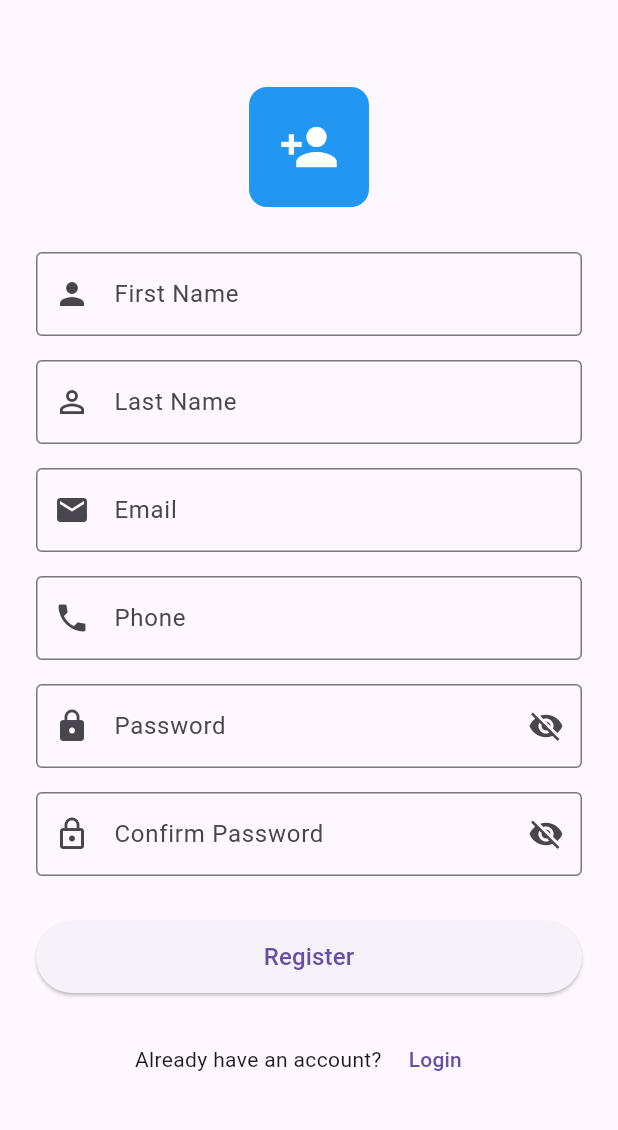
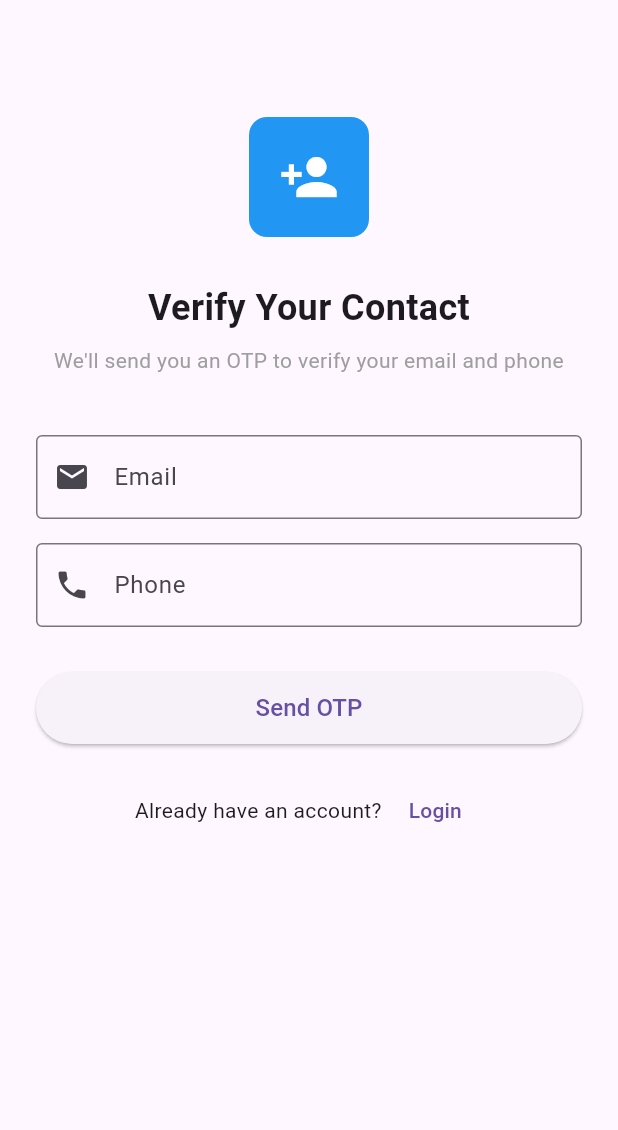
Before and after one commit to Tshewang2022/voice, a Flutter app: the screen it shows after launch, after a tap on "Register", on a phone screen of 412 x 824 dp, the part 63-1193 px from its top. Run offline on Flutter 3.47's test engine with Material 3 defaults, Android fonts, the phone set to English and light mode, and no system bars.

Commit message:
updated the code

```diff
--- a/frontend/lib/main.dart
+++ b/frontend/lib/main.dart
@@ -1,4 +1,5 @@
 import 'package:flutter/material.dart';
+import 'package:frontend/screens/auth/optRequest.dart';
 import 'package:frontend/screens/auth/register.dart';
 import 'package:frontend/screens/onboarding.dart';
 import 'package:frontend/screens/chats/chat.dart';
@@ -26,6 +27,7 @@ class VoiceApp extends StatelessWidget{
         '/home':(context)=> HomeScreen(),
         '/login': (context) => Login(),
         '/register':(context)=>Register(),
+        '/otp-request':(context)=>OtpRequest(),
         '/chats':(context)=> Chats(),
         '/groupchat':(context)=>GroupchatScreen(),
         '/addperson':(context)=>Addperson(),
--- a/frontend/lib/screens/auth/login.dart
+++ b/frontend/lib/screens/auth/login.dart
@@ -1,5 +1,9 @@
 import 'package:flutter/material.dart';
+import 'package:http/http.dart' as http;
+import 'dart:convert';
 
+// localhost://3000/api/v1/login
+// it has the username(phone) and password
 class Login extends StatefulWidget {
   const Login({super.key});
 
@@ -15,12 +19,79 @@ class _LoginState extends State<Login> {
   // To toggle password visibility
   bool _obscurePassword = true;
 
+  // Loading state
+  bool _isLoading = false;
+
   @override
   void dispose() {
     // Clean up controllers when widget is disposed
     _usernameController.dispose();
     _passwordController.dispose();
     super.dispose();
+  }
+
+  // Login API call
+  Future<void> _handleLogin() async {
+    // Validate inputs
+    if (_usernameController.text.isEmpty || _passwordController.text.isEmpty) {
+      _showMessage('Please enter both username and password', isError: true);
+      return;
+    }
+
+    setState(() {
+      _isLoading = true;
+    });
+
+    try {
+      final response = await http.post(
+        Uri.parse('http://localhost:3000/api/v1/login'),
+        headers: {
+          'Content-Type': 'application/json',
+        },
+        body: jsonEncode({
+          'username': _usernameController.text,
+          'password': _passwordController.text,
+        }),
+      );
+
+      setState(() {
+        _isLoading = false;
+      });
+
+      if (response.statusCode == 200) {
+        // Login successful
+        final data = jsonDecode(response.body);
+        _showMessage('Login successful!');
+
+        // Handle successful login (e.g., save token, navigate to home)
+        print('Login successful: $data');
+
+        // Example: Navigate to home screen
+        Navigator.pushReplacementNamed(context, '/home');
+
+      } else {
+        // Login failed
+        final error = jsonDecode(response.body);
+        _showMessage(error['message'] ?? 'Login failed', isError: true);
+      }
+    } catch (e) {
+      setState(() {
+        _isLoading = false;
+      });
+      _showMessage('Error: ${e.toString()}', isError: true);
+      print('Login error: $e');
+    }
+  }
+
+  // Show snackbar message
+  void _showMessage(String message, {bool isError = false}) {
+    ScaffoldMessenger.of(context).showSnackBar(
+      SnackBar(
+        content: Text(message),
+        backgroundColor: isError ? Colors.red : Colors.green,
+        duration: const Duration(seconds: 3),
+      ),
+    );
   }
 
   @override
@@ -51,6 +122,7 @@ class _LoginState extends State<Login> {
               // Username TextField
               TextField(
                 controller: _usernameController,
+                enabled: !_isLoading,
                 decoration: const InputDecoration(
                   labelText: 'Username',
                   hintText: 'Enter your username',
@@ -64,6 +136,7 @@ class _LoginState extends State<Login> {
               TextField(
                 controller: _passwordController,
                 obscureText: _obscurePassword,
+                enabled: !_isLoading,
                 decoration: InputDecoration(
                   labelText: 'Password',
                   hintText: 'Enter your password',
@@ -80,6 +153,7 @@ class _LoginState extends State<Login> {
                     },
                   ),
                 ),
+                onSubmitted: (_) => _handleLogin(),
               ),
               const SizedBox(height: 24),
 
@@ -88,18 +162,17 @@ class _LoginState extends State<Login> {
                 width: double.infinity,
                 height: 48,
                 child: ElevatedButton(
-                  onPressed: () {
-                    // Handle login logic here
-                    String username = _usernameController.text;
-                    String password = _passwordController.text;
-
-                    // For now, just print the values
-                    print('Username: $username');
-                    print('Password: $password');
-
-                    // You can add your login logic here
-                  },
-                  child: const Text(
+                  onPressed: _isLoading ? null : _handleLogin,
+                  child: _isLoading
+                      ? const SizedBox(
+                    height: 20,
+                    width: 20,
+                    child: CircularProgressIndicator(
+                      strokeWidth: 2,
+                      valueColor: AlwaysStoppedAnimation<Color>(Colors.white),
+                    ),
+                  )
+                      : const Text(
                     'Login',
                     style: TextStyle(fontSize: 16),
                   ),
@@ -112,11 +185,10 @@ class _LoginState extends State<Login> {
                 width: double.infinity,
                 height: 48,
                 child: OutlinedButton(
-                  onPressed: () {
-                    // Navigate to register screen
-                    // You can add navigation logic here
-                    // For example: Navigator.push(context, MaterialPageRoute(builder: (context) => Register()));
-                    Navigator.pushNamed(context, '/register');
+                  onPressed: _isLoading
+                      ? null
+                      : () {
+                    Navigator.pushNamed(context, '/otp-request');
                   },
                   child: const Text(
                     'Register',
--- /dev/null
+++ b/frontend/lib/screens/auth/optRequest.dart
@@ -0,0 +1,254 @@
+import 'package:flutter/material.dart';
+import 'package:http/http.dart' as http;
+import 'dart:convert';
+
+class OtpRequest extends StatefulWidget {
+  const OtpRequest({super.key});
+
+  @override
+  State<OtpRequest> createState() => _OtpRequestScreenState();
+}
+
+class _OtpRequestScreenState extends State<OtpRequest> {
+  final TextEditingController _emailController = TextEditingController();
+  final TextEditingController _phoneController = TextEditingController();
+  final GlobalKey<FormState> _formKey = GlobalKey<FormState>();
+
+  bool _isLoading = false;
+  static const String otpApiUrl = 'http://localhost:3000/v1/common/generate-otp';
+
+  @override
+  void dispose() {
+    _emailController.dispose();
+    _phoneController.dispose();
+    super.dispose();
+  }
+
+  bool _isValidEmail(String email) {
+    return RegExp(r'^[\w-\.]+@([\w-]+\.)+[\w-]{2,4}$').hasMatch(email);
+  }
+
+  bool _isValidPhone(String phone) {
+    return RegExp(r'^\+?[\d\s\-\(\)]{10,}$').hasMatch(phone);
+  }
+
+  Future<void> _generateOtp() async {
+    setState(() {
+      _isLoading = true;
+    });
+
+    try {
+      final Map<String, dynamic> requestBody = {
+        'email': _emailController.text.trim(),
+        'phone': _phoneController.text.trim(),
+      };
+
+      final response = await http.post(
+        Uri.parse(otpApiUrl),
+        headers: {
+          'Content-Type': 'application/json',
+        },
+        body: jsonEncode(requestBody),
+      );
+
+      if (!mounted) return;
+
+      if (response.statusCode == 200 || response.statusCode == 201) {
+        ScaffoldMessenger.of(context).showSnackBar(
+          const SnackBar(
+            content: Text('OTP sent successfully!'),
+            backgroundColor: Colors.green,
+          ),
+        );
+
+        // Navigate to OTP verification screen
+        Navigator.pushNamed(
+          context,
+          '/verify-otp',
+          arguments: {
+            'email': _emailController.text.trim(),
+            'phone': _phoneController.text.trim(),
+          },
+        );
+      } else {
+        final errorData = jsonDecode(response.body);
+        String errorMessage = errorData['message'] ?? 'Failed to generate OTP';
+
+        ScaffoldMessenger.of(context).showSnackBar(
+          SnackBar(
+            content: Text(errorMessage),
+            backgroundColor: Colors.red,
+          ),
+        );
+      }
+    } catch (e) {
+      if (!mounted) return;
+
+      ScaffoldMessenger.of(context).showSnackBar(
+        SnackBar(
+          content: Text('Error: ${e.toString()}'),
+          backgroundColor: Colors.red,
+        ),
+      );
+    } finally {
+      if (mounted) {
+        setState(() {
+          _isLoading = false;
+        });
+      }
+    }
+  }
+
+  @override
+  Widget build(BuildContext context) {
+    return Scaffold(
+      appBar: AppBar(
+        title: const Text('Create Account'),
+        centerTitle: true,
+      ),
+      body: SafeArea(
+        child: SingleChildScrollView(
+          padding: const EdgeInsets.all(24.0),
+          child: Form(
+            key: _formKey,
+            child: Column(
+              crossAxisAlignment: CrossAxisAlignment.stretch,
+              children: [
+                const SizedBox(height: 40),
+
+                // Logo
+                Center(
+                  child: Container(
+                    width: 80,
+                    height: 80,
+                    decoration: BoxDecoration(
+                      color: Colors.blue,
+                      borderRadius: BorderRadius.circular(12),
+                    ),
+                    child: const Icon(
+                      Icons.person_add,
+                      size: 40,
+                      color: Colors.white,
+                    ),
+                  ),
+                ),
+                const SizedBox(height: 30),
+
+                // Title
+                const Text(
+                  'Verify Your Contact',
+                  style: TextStyle(
+                    fontSize: 24,
+                    fontWeight: FontWeight.bold,
+                  ),
+                  textAlign: TextAlign.center,
+                ),
+                const SizedBox(height: 8),
+                const Text(
+                  'We\'ll send you an OTP to verify your email and phone',
+                  style: TextStyle(
+                    fontSize: 14,
+                    color: Colors.grey,
+                  ),
+                  textAlign: TextAlign.center,
+                ),
+                const SizedBox(height: 40),
+
+                // Email
+                TextFormField(
+                  controller: _emailController,
+                  enabled: !_isLoading,
+                  keyboardType: TextInputType.emailAddress,
+                  decoration: const InputDecoration(
+                    labelText: 'Email',
+                    hintText: 'Enter your email address',
+                    border: OutlineInputBorder(),
+                    prefixIcon: Icon(Icons.email),
+                  ),
+                  validator: (value) {
+                    if (value == null || value.trim().isEmpty) {
+                      return 'Please enter your email';
+                    }
+                    if (!_isValidEmail(value.trim())) {
+                      return 'Please enter a valid email address';
+                    }
+                    return null;
+                  },
+                ),
+                const SizedBox(height: 16),
+
+                // Phone
+                TextFormField(
+                  controller: _phoneController,
+                  enabled: !_isLoading,
+                  keyboardType: TextInputType.phone,
+                  decoration: const InputDecoration(
+                    labelText: 'Phone',
+                    hintText: 'Enter your phone number',
+                    border: OutlineInputBorder(),
+                    prefixIcon: Icon(Icons.phone),
+                  ),
+                  validator: (value) {
+                    if (value == null || value.trim().isEmpty) {
+                      return 'Please enter your phone number';
+                    }
+                    if (!_isValidPhone(value.trim())) {
+                      return 'Please enter a valid phone number';
+                    }
+                    return null;
+                  },
+                ),
+                const SizedBox(height: 30),
+
+                // Continue Button
+                SizedBox(
+                  height: 48,
+                  child: ElevatedButton(
+                    onPressed: _isLoading
+                        ? null
+                        : () {
+                      if (_formKey.currentState!.validate()) {
+                        _generateOtp();
+                      }
+                    },
+                    child: _isLoading
+                        ? const SizedBox(
+                      width: 20,
+                      height: 20,
+                      child: CircularProgressIndicator(
+                        strokeWidth: 2,
+                        valueColor:
+                        AlwaysStoppedAnimation<Color>(Colors.white),
+                      ),
+                    )
+                        : const Text(
+                      'Send OTP',
+                      style: TextStyle(fontSize: 16),
+                    ),
+                  ),
+                ),
+                const SizedBox(height: 20),
+
+                // Login link
+                Row(
+                  mainAxisAlignment: MainAxisAlignment.center,
+                  children: [
+                    const Text('Already have an account? '),
+                    TextButton(
+                      onPressed: _isLoading
+                          ? null
+                          : () {
+                        Navigator.pop(context);
+                      },
+                      child: const Text('Login'),
+                    ),
+                  ],
+                ),
+              ],
+            ),
+          ),
+        ),
+      ),
+    );
+  }
+}
--- a/frontend/pubspec.yaml
+++ b/frontend/pubspec.yaml
@@ -30,7 +30,7 @@ environment:
 dependencies:
   flutter:
     sdk: flutter
-
+  http: ^1.1.0
   # The following adds the Cupertino Icons font to your application.
   # Use with the CupertinoIcons class for iOS style icons.
   cupertino_icons: ^1.0.8
```
Also changed, not shown: frontend/lib/screens/auth/register.dart (+106 -27 lines), frontend/lib/screens/auth/verifyOtp.dart (added, +226 -0 lines), frontend/pubspec.lock.
